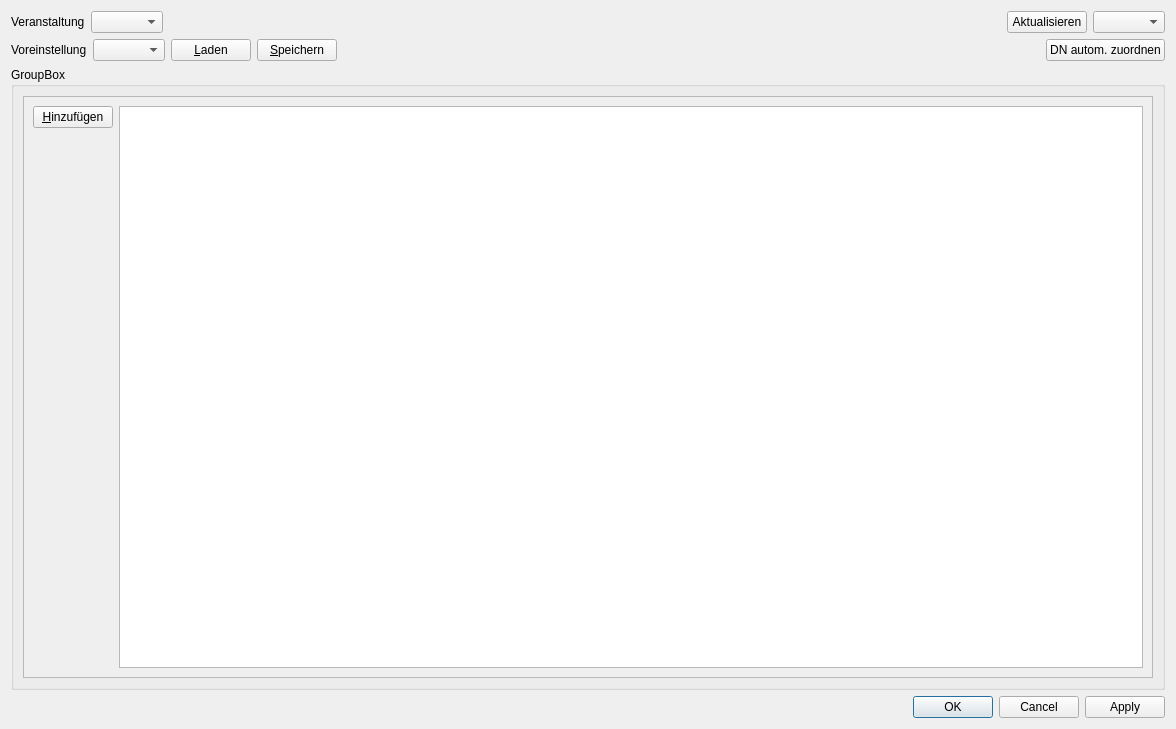
Qt form ui/forms/dienstplanForm.ui (flurl/lagerManager) before a commit.
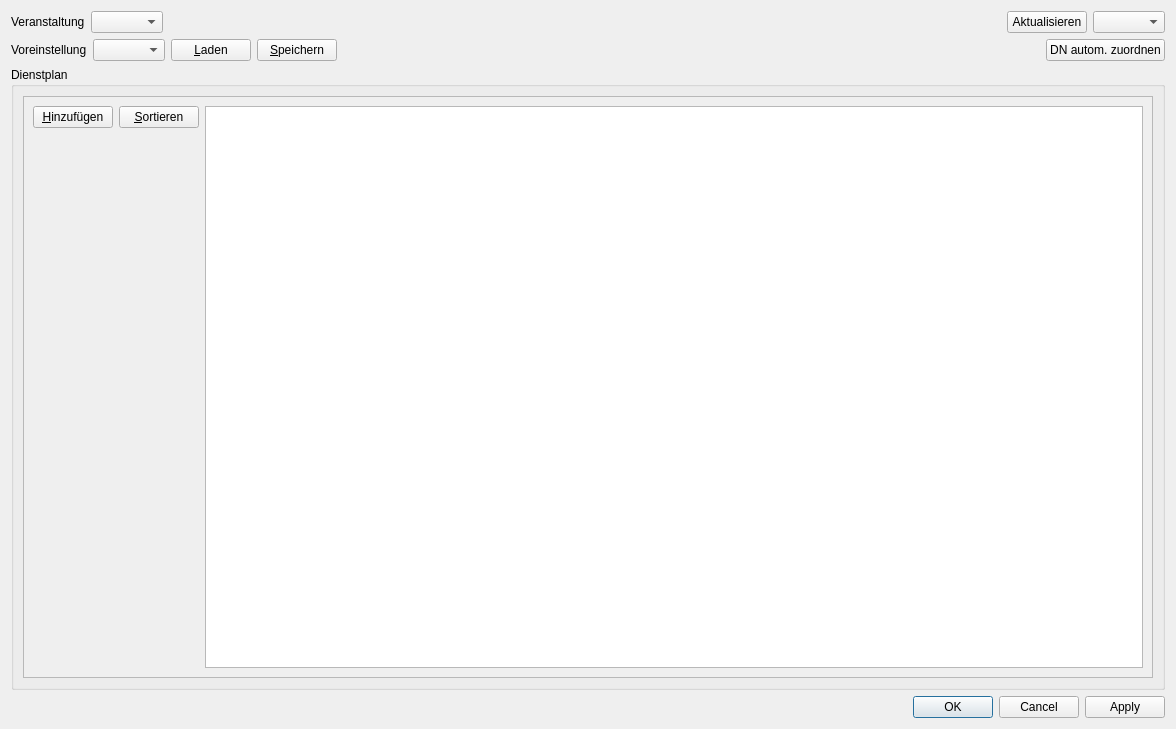
The same form after that commit. Custom widgets are drawn as their Qt base class.

```diff
--- a/ui/forms/dienstplanForm.ui
+++ b/ui/forms/dienstplanForm.ui
@@ -13,8 +13,8 @@
   <property name="windowTitle">
    <string>Dienstplan</string>
   </property>
-  <layout class="QVBoxLayout" name="verticalLayout">
-   <item>
+  <layout class="QGridLayout" name="gridLayout_2">
+   <item row="0" column="0">
     <layout class="QHBoxLayout" name="horizontalLayout">
      <item>
       <widget class="QLabel" name="label">
@@ -51,7 +51,7 @@
      </item>
     </layout>
    </item>
-   <item>
+   <item row="1" column="0">
     <layout class="QHBoxLayout" name="horizontalLayout_3">
      <item>
       <widget class="QLabel" name="label_2">
@@ -99,7 +99,7 @@
      </item>
     </layout>
    </item>
-   <item>
+   <item row="2" column="0">
     <widget class="QGroupBox" name="groupBox_event">
      <property name="sizePolicy">
       <sizepolicy hsizetype="Preferred" vsizetype="Preferred">
@@ -108,7 +108,7 @@
       </sizepolicy>
      </property>
      <property name="title">
-      <string>GroupBox</string>
+      <string>Dienstplan</string>
      </property>
      <layout class="QVBoxLayout" name="verticalLayout_2">
       <item>
@@ -121,8 +121,8 @@
           <rect>
            <x>0</x>
            <y>0</y>
-           <width>1132</width>
-           <height>555</height>
+           <width>1148</width>
+           <height>572</height>
           </rect>
          </property>
          <layout class="QGridLayout" name="gridLayout">
@@ -131,6 +131,8 @@
             <item>
              <layout class="QVBoxLayout" name="verticalLayout_employees">
               <item>
+               <layout class="QHBoxLayout" name="horizontalLayout_8">
+                <item>
                <widget class="QPushButton" name="pushButton_addEmployee">
                 <property name="text">
                  <string>&amp;Hinzufügen</string>
@@ -138,6 +140,15 @@
                </widget>
               </item>
               <item>
+                 <widget class="QPushButton" name="pushButton_sort">
+                  <property name="text">
+                   <string>&amp;Sortieren</string>
+                  </property>
+                 </widget>
+                </item>
+               </layout>
+              </item>
+              <item>
                <spacer name="verticalSpacer">
                 <property name="orientation">
                  <enum>Qt::Vertical</enum>
@@ -171,7 +182,7 @@
      </layout>
     </widget>
    </item>
-   <item>
+   <item row="3" column="0">
     <layout class="QHBoxLayout" name="horizontalLayout_4">
      <item>
       <widget class="QDialogButtonBox" name="buttonBox">
```
Lines whose indentation alone changed are shown as unchanged.
